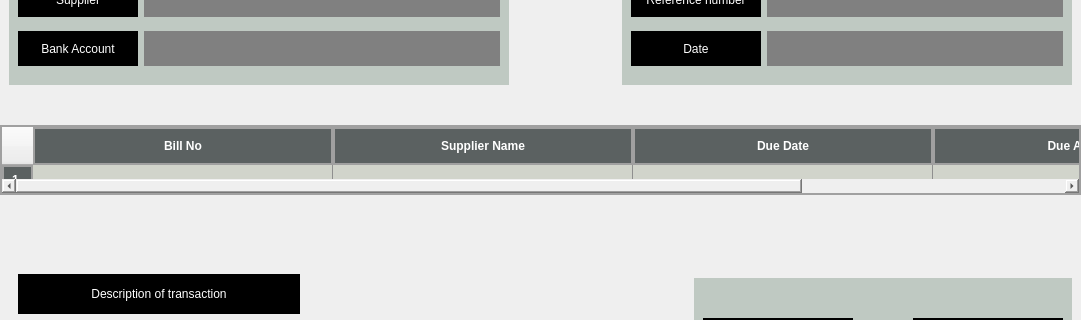
Above: ReadSupplierPayment.ui from SujalMainali/Ledger-Logic before the change; both pictures show x 0 to 1081 and y 215 to 535 of the 1081 by 696 pixel window. Below: the same form after it.
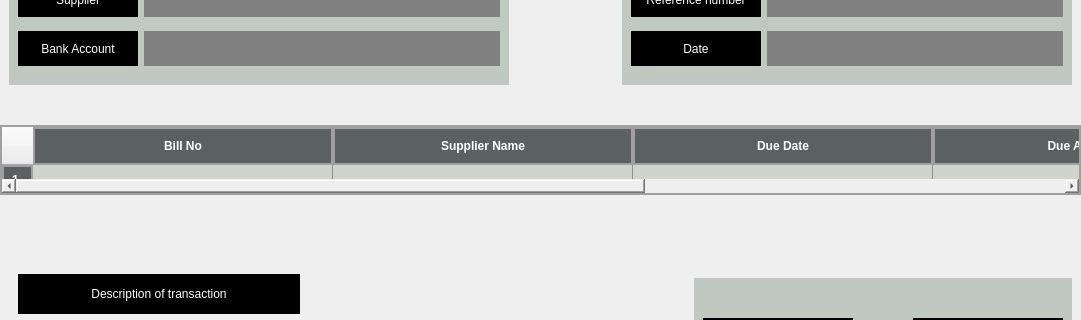
That is the form after the change. Icons and pictures are not drawn.

Commit message: Minor Bug FIxed while loadinng Bills in ReadPayment

The edit to the form file:
```diff
--- a/ReadSupplierPayment.ui
+++ b/ReadSupplierPayment.ui
@@ -455,7 +455,7 @@
        <number>1</number>
       </property>
       <property name="columnCount">
-       <number>4</number>
+       <number>5</number>
       </property>
       <attribute name="horizontalHeaderDefaultSectionSize">
        <number>300</number>
@@ -484,6 +484,11 @@
         <string>Due Amount</string>
        </property>
       </column>
+      <column>
+       <property name="text">
+        <string>Bank Account</string>
+       </property>
+      </column>
      </widget>
     </item>
     <item>
```
The commit also changes 11 other files.
